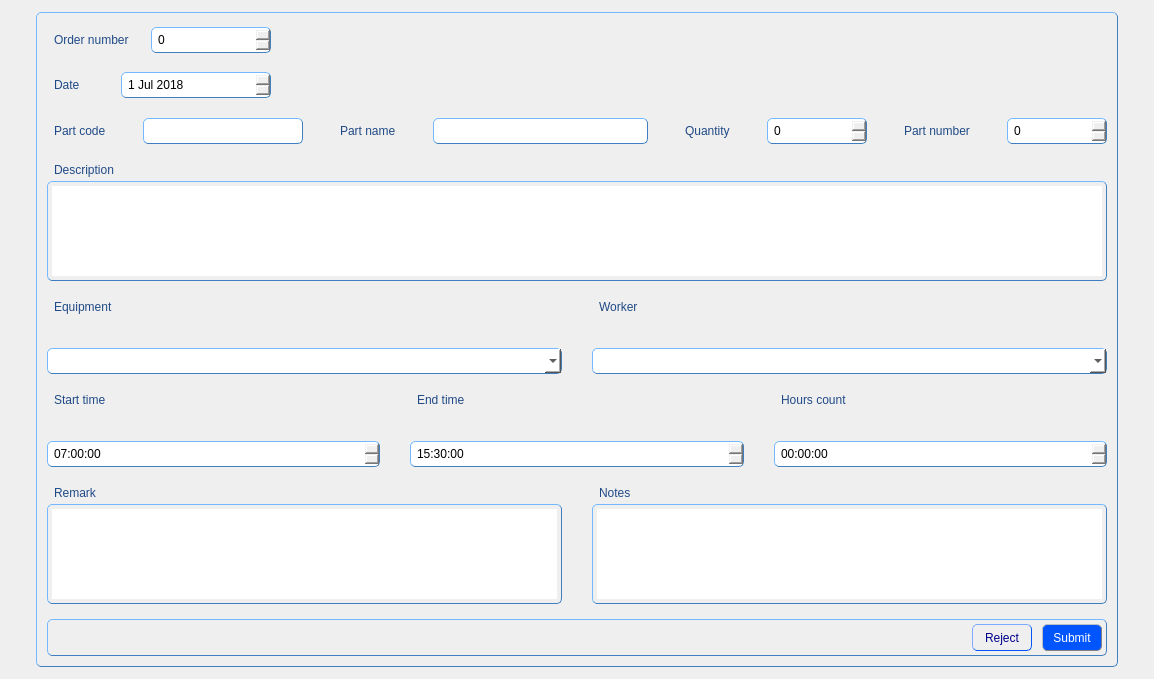
This is JobAccounting/JobAccounting/src/editorform.ui in Rork96/QtProjects as Qt 5 draws it before an edit. The edited form follows.
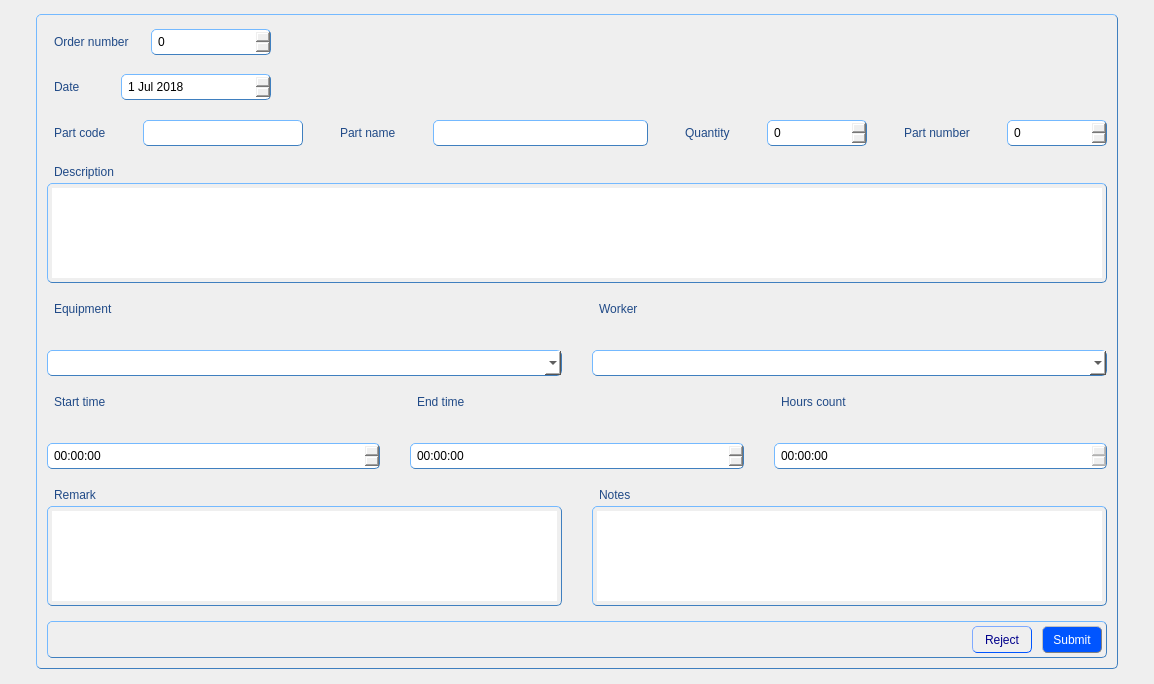
This is the edited form.

Patch:
```diff
--- a/JobAccounting/JobAccounting/src/editorform.ui
+++ b/JobAccounting/JobAccounting/src/editorform.ui
@@ -7,7 +7,7 @@
     <x>0</x>
     <y>0</y>
     <width>1154</width>
-    <height>679</height>
+    <height>684</height>
    </rect>
   </property>
   <property name="windowTitle">
@@ -524,7 +524,7 @@
             </property>
             <property name="dateTime">
              <datetime>
-              <hour>7</hour>
+              <hour>0</hour>
               <minute>0</minute>
               <second>0</second>
               <year>2000</year>
@@ -565,8 +565,8 @@
             </property>
             <property name="dateTime">
              <datetime>
-              <hour>15</hour>
-              <minute>30</minute>
+              <hour>0</hour>
+              <minute>0</minute>
               <second>0</second>
               <year>2000</year>
               <month>1</month>
@@ -594,6 +594,9 @@
           </item>
           <item>
            <widget class="QTimeEdit" name="hCountTimeEdit">
+            <property name="enabled">
+             <bool>false</bool>
+            </property>
             <property name="styleSheet">
              <string notr="true">QTimeEdit {
                color: black;
```
Left out of the diff: 2 changed lines with no effect on the pictures.
